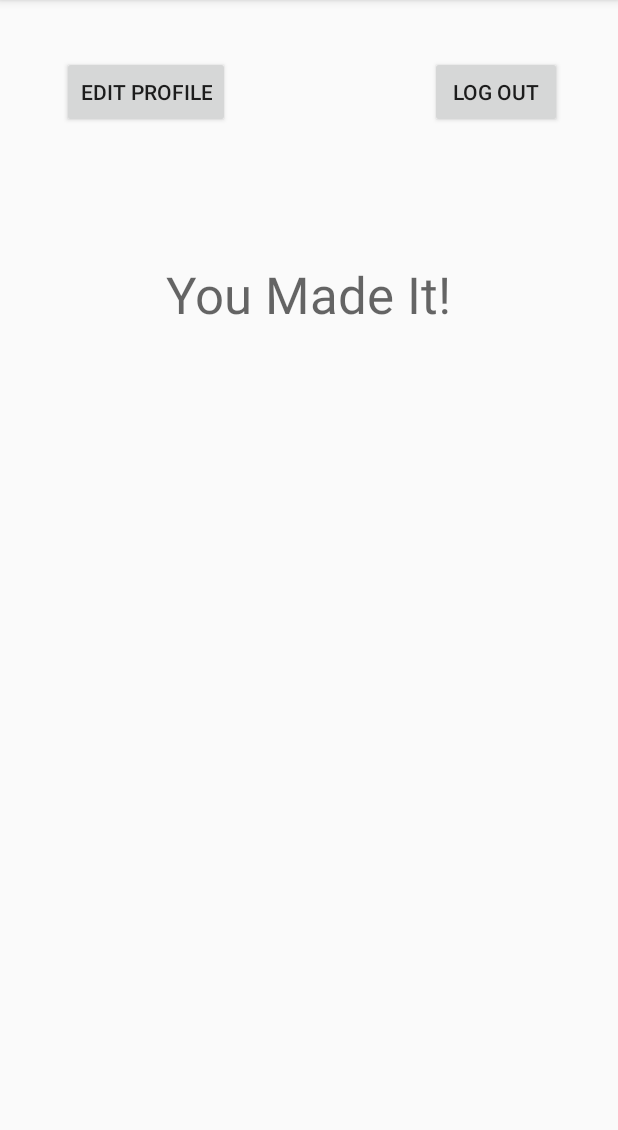
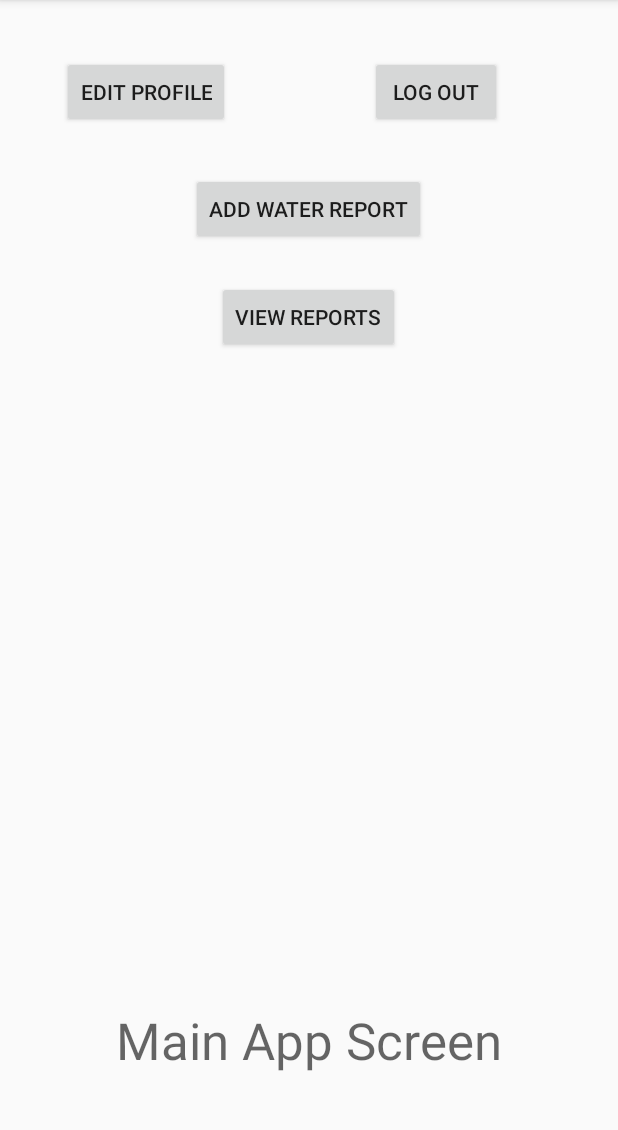
Before and after one commit to 2340Project/Team-Project, an Android app: the MainActivity screen opened directly, with no data from a screen before it, on a phone screen of 412 x 824 dp, the part 84-1214 px from its top. Run offline under Robolectric (Android 15) with nearby library versions, the phone set to English and light mode, and no system bars.

Commit message:
implemented the SubmitWaterReports, WaterReport, SubmitWRScreen/STILL NEEDS JAVADOCS

```diff
--- a/AllStarWaterCrowdSourcingApp/app/src/main/AndroidManifest.xml
+++ b/AllStarWaterCrowdSourcingApp/app/src/main/AndroidManifest.xml
@@ -17,8 +17,10 @@
         </activity>
         <activity android:name=".controller.LoginActivity" />
         <activity android:name=".controller.MainActivity" />
-        <activity android:name=".controller.RegisterActivity"></activity>
-        <activity android:name=".controller.EditProfileActivity"></activity>
+        <activity android:name=".controller.RegisterActivity" />
+        <activity android:name=".controller.EditProfileActivity" />
+        <activity android:name=".controller.SubmitReportActivity" />
+        <activity android:name=".controller.ViewWaterReportActivity"></activity>
     </application>
 
 </manifest>
--- a/AllStarWaterCrowdSourcingApp/app/src/main/res/layout/activity_main.xml
+++ b/AllStarWaterCrowdSourcingApp/app/src/main/res/layout/activity_main.xml
@@ -10,28 +10,6 @@
     android:paddingTop="@dimen/activity_vertical_margin"
     tools:context="com.allstarproject.cs2340.allstarwatercrowdsourcingapp.controller.MainActivity">
 
-    <TextView
-        android:text="You Made It!"
-        android:layout_width="wrap_content"
-        android:layout_height="wrap_content"
-        android:layout_marginTop="157dp"
-        android:id="@+id/textView2"
-        android:textAppearance="@style/TextAppearance.AppCompat.Display1"
-        android:layout_alignParentTop="true"
-        android:layout_centerHorizontal="true" />
-
-    <Button
-        android:text="Log Out"
-        android:layout_width="wrap_content"
-        android:layout_height="wrap_content"
-        android:layout_alignParentTop="true"
-        android:layout_alignParentRight="true"
-        android:layout_alignParentEnd="true"
-        android:layout_marginRight="21dp"
-        android:layout_marginEnd="21dp"
-        android:layout_marginTop="21dp"
-        android:id="@+id/btnLogout"/>
-
     <Button
         android:text="Edit Profile"
         android:layout_width="wrap_content"
@@ -43,4 +21,42 @@
         android:layout_alignBottom="@+id/btnLogout"
         android:layout_alignParentLeft="true"
         android:layout_alignParentStart="true" />
+
+    <TextView
+        android:text="Main App Screen"
+        android:layout_width="wrap_content"
+        android:layout_height="wrap_content"
+        android:id="@+id/textView2"
+        android:textAppearance="@style/TextAppearance.AppCompat.Display1"
+        android:layout_alignParentBottom="true"
+        android:layout_centerHorizontal="true"
+        android:layout_marginBottom="36dp" />
+
+    <Button
+        android:text="VIEW REPORTS"
+        android:layout_width="wrap_content"
+        android:layout_height="wrap_content"
+        android:layout_marginTop="24dp"
+        android:id="@+id/btnViewReports"
+        android:layout_below="@+id/btnAddWReport"
+        android:layout_centerHorizontal="true" />
+
+    <Button
+        android:text="Log Out"
+        android:layout_width="wrap_content"
+        android:layout_height="wrap_content"
+        android:layout_marginTop="21dp"
+        android:id="@+id/btnLogout"
+        android:layout_alignParentTop="true"
+        android:layout_alignRight="@+id/textView2"
+        android:layout_alignEnd="@+id/textView2" />
+
+    <Button
+        android:text="ADD WATER REPORT"
+        android:layout_width="wrap_content"
+        android:layout_height="wrap_content"
+        android:id="@+id/btnAddWReport"
+        android:layout_marginTop="30dp"
+        android:layout_below="@+id/btnEditProf"
+        android:layout_centerHorizontal="true" />
 </RelativeLayout>
```
Also changed, not shown: AllStarWaterCrowdSourcingApp/app/src/main/java/com/allstarproject/cs2340/allstarwatercrowdsourcingapp/controller/MainActivity.java (+18 -4 lines), AllStarWaterCrowdSourcingApp/app/src/main/java/com/allstarproject/cs2340/allstarwatercrowdsourcingapp/controller/SubmitReportActivity.java (added, +61 -0 lines), AllStarWaterCrowdSourcingApp/app/src/main/java/com/allstarproject/cs2340/allstarwatercrowdsourcingapp/controller/ViewWaterReportActivity.java (added, +26 -0 lines), AllStarWaterCrowdSourcingApp/app/src/main/java/com/allstarproject/cs2340/allstarwatercrowdsourcingapp/model/Model.java (+32 -2 lines), AllStarWaterCrowdSourcingApp/app/src/main/java/com/allstarproject/cs2340/allstarwatercrowdsourcingapp/model/WaterResourceReport.java (added, +36 -0 lines), AllStarWaterCrowdSourcingApp/app/src/main/res/layout/activity_submit_report.xml (added, +112 -0 lines), AllStarWaterCrowdSourcingApp/app/src/main/res/layout/activity_view_water_report.xml (added, +32 -0 lines).
